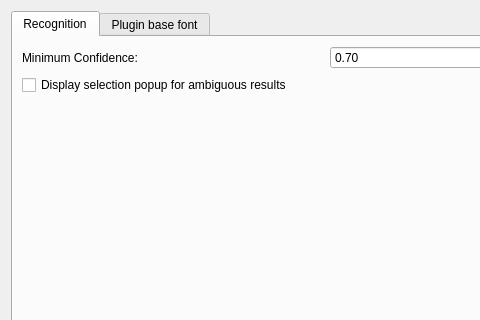
Qt form simonlib/simonactions/commandsettingsdlg.ui (KDE/simon) before a commit; both pictures show x 0 to 480 and y 0 to 320 of the 654 by 459 pixel window.
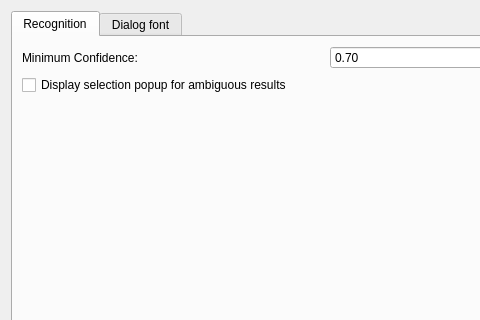
The same form after that commit. Custom widgets are drawn as their Qt base class.

```diff
--- a/simonlib/simonactions/commandsettingsdlg.ui
+++ b/simonlib/simonactions/commandsettingsdlg.ui
@@ -75,7 +75,7 @@
      </widget>
      <widget class="QWidget" name="tab_2">
       <attribute name="title">
-       <string>Plugin base font</string>
+       <string>Dialog font</string>
       </attribute>
       <layout class="QVBoxLayout" name="verticalLayout">
        <item>
```
